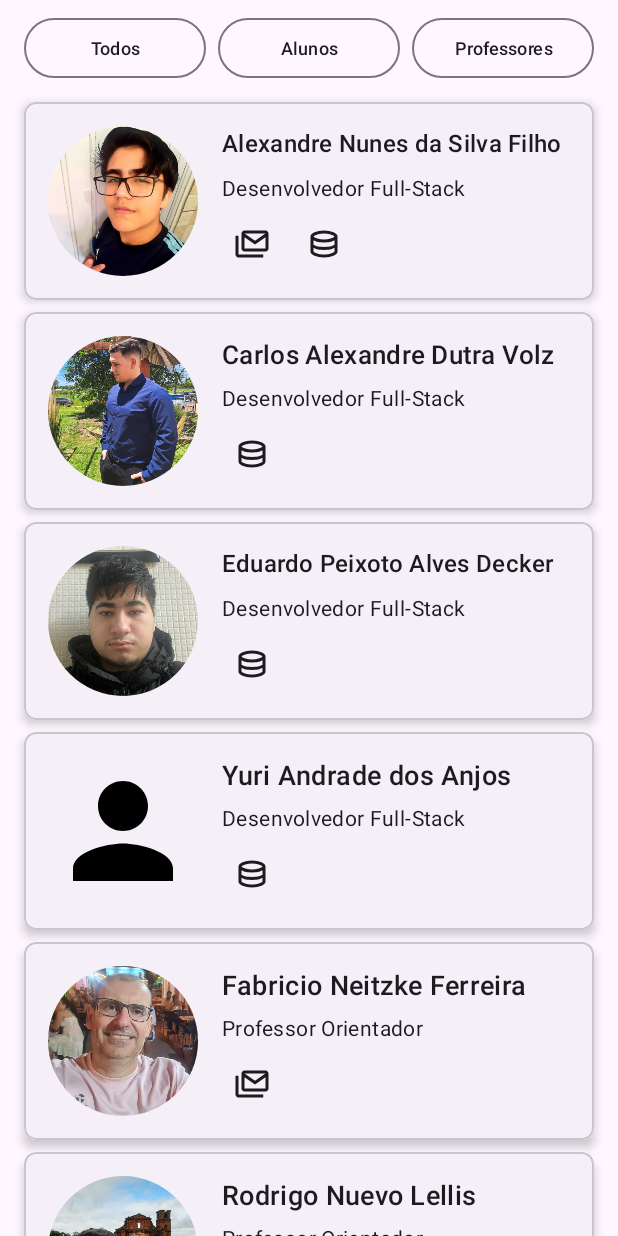
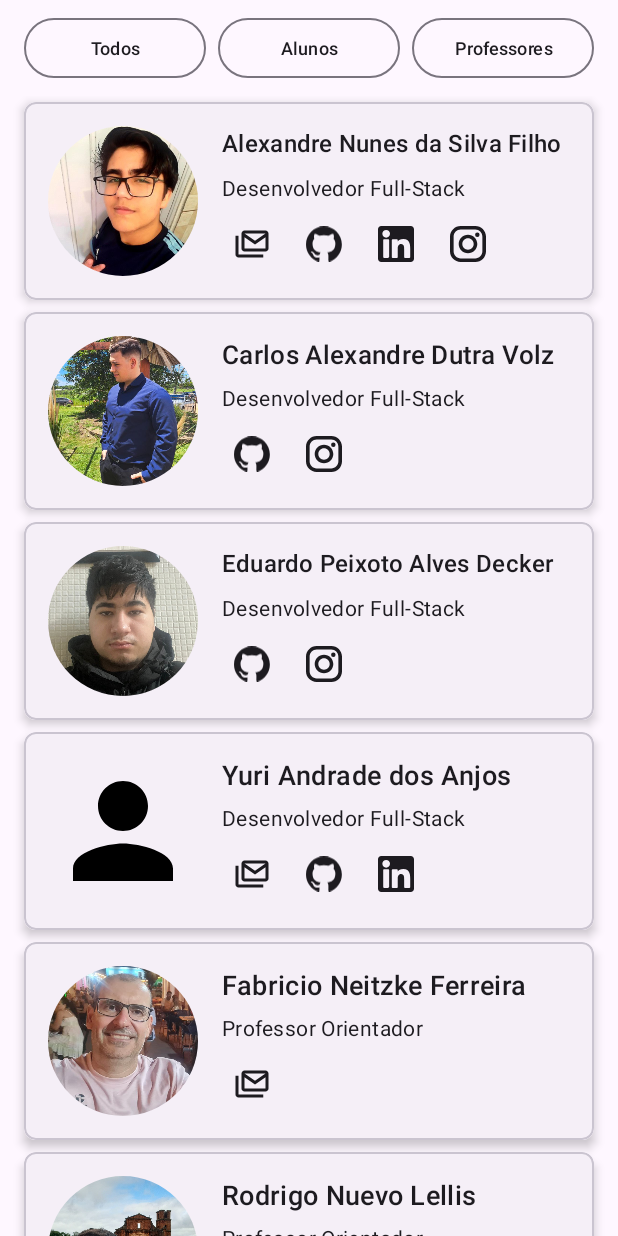
Before and after one commit to eduardodecker2006/app-tro-kotlin, an Android app: the fragment DevsTab shown on its own in the app's theme, on a phone screen of 412 x 824 dp. Run offline under Robolectric (Android 15) with nearby library versions, the phone set to English and light mode, and no system bars; our stand-ins replace CircleImageView; pictures from the network do not load; Roboto replaces fonts that are not available here.

Commit message:
feat: mais opções de contato em devs page

```diff
--- a/app/src/main/java/com/example/myapplication/DevsTab.kt
+++ b/app/src/main/java/com/example/myapplication/DevsTab.kt
@@ -81,12 +81,12 @@ class DevsTab : Fragment(), DevActionsListener {
     private fun carregarDesenvolvedoresOriginais() {
         // Seus dados Hardcoded ou carregados de outra fonte
         val devsOriginais = listOf(
-            Desenvolvedor("1", "Alexandre Nunes da Silva Filho", "ic_dev1", "Desenvolvedor Full-Stack", TipoDesenvolvedor.ALUNO, "xandyhsilvah@gmail.com", "https://github.com/ale1zin"),
-            Desenvolvedor("2", "Carlos Alexandre Dutra Volz", "ic_dev2", "Desenvolvedor Full-Stack", TipoDesenvolvedor.ALUNO, null, "https://github.com/Carlosvolz"),
-            Desenvolvedor("3", "Eduardo Peixoto Alves Decker", "ic_dev3", "Desenvolvedor Full-Stack", TipoDesenvolvedor.ALUNO, null, "https://github.com/eduardodecker2006"),
-            Desenvolvedor("4", "Yuri Andrade dos Anjos", null, "Desenvolvedor Full-Stack", TipoDesenvolvedor.ALUNO, null, "https://github.com/YuriXbr"),
-            Desenvolvedor("5", "Fabricio Neitzke Ferreira", "ic_devt1", "Professor Orientador", TipoDesenvolvedor.PROFESSOR, "fabricioferreira@ifsul.edu.br", null),
-            Desenvolvedor("6", "Rodrigo Nuevo Lellis", "ic_devt2", "Professor Orientador", TipoDesenvolvedor.PROFESSOR, "rodrigolellis@ifsul.edu.br", null)
+            Desenvolvedor("1", "Alexandre Nunes da Silva Filho", "ic_dev1", "Desenvolvedor Full-Stack", TipoDesenvolvedor.ALUNO, "xandyhsilvah@gmail.com", "https://github.com/ale1zin", "https://www.linkedin.com/in/ale1zin/", "https://www.instagram.com/ale1zin/"),
+            Desenvolvedor("2", "Carlos Alexandre Dutra Volz", "ic_dev2", "Desenvolvedor Full-Stack", TipoDesenvolvedor.ALUNO, null, "https://github.com/Carlosvolz", null, "https://www.instagram.com/carlos__volz/"),
+            Desenvolvedor("3", "Eduardo Peixoto Alves Decker", "ic_dev3", "Desenvolvedor Full-Stack", TipoDesenvolvedor.ALUNO, null, "https://github.com/eduardodecker2006", null, "https://www.instagram.com/eduardopeixotoalves/"),
+            Desenvolvedor("4", "Yuri Andrade dos Anjos", null, "Desenvolvedor Full-Stack", TipoDesenvolvedor.ALUNO, "yurixbroficial@gmail.com", "https://github.com/YuriXbr", "https://www.linkedin.com/in/yuri-andrade-dos-anjos-08a98027a/", null),
+            Desenvolvedor("5", "Fabricio Neitzke Ferreira", "ic_devt1", "Professor Orientador", TipoDesenvolvedor.PROFESSOR, "fabricioferreira@ifsul.edu.br", null, null, null),
+            Desenvolvedor("6", "Rodrigo Nuevo Lellis", "ic_devt2", "Professor Orientador", TipoDesenvolvedor.PROFESSOR, "rodrigolellis@ifsul.edu.br", null, null, "https://www.instagram.com/rodrigonuevolellis/")
         )
         // Atualiza a lista completa
         listaCompletaDevs = devsOriginais
@@ -161,4 +161,16 @@ class DevsTab : Fragment(), DevActionsListener {
         val intent = Intent(Intent.ACTION_VIEW, Uri.parse(githubUrl))
         startActivity(intent)
     }
+
+    override fun onLinkedinClick(linkedinUrl: String) {
+        Log.d("DevsTab", "LinkedIn click: $linkedinUrl")
+        val intent = Intent(Intent.ACTION_VIEW, Uri.parse(linkedinUrl))
+        startActivity(intent)
+    }
+
+    override fun onInstagramClick(instagramUrl: String) {
+        Log.d("DevsTab", "Instagram click: $instagramUrl")
+        val intent = Intent(Intent.ACTION_VIEW, Uri.parse(instagramUrl))
+        startActivity(intent)
+    }
 }
--- a/app/src/main/java/com/example/myapplication/adapters/DevsAdapter.kt
+++ b/app/src/main/java/com/example/myapplication/adapters/DevsAdapter.kt
@@ -17,6 +17,8 @@ import com.example.myapplication.models.Desenvolvedor
 interface DevActionsListener {
     fun onEmailClick(email: String)
     fun onGithubClick(githubUrl: String)
+    fun onLinkedinClick(linkedinUrl: String)
+    fun onInstagramClick(instagramUrl: String)
 }
 
 class DesenvolvedorAdapter(
@@ -52,6 +54,8 @@ class DesenvolvedorAdapter(
         private val tvFuncao: TextView = itemView.findViewById(R.id.tv_desenvolvedor_funcao)
         private val btnEmail: ImageButton = itemView.findViewById(R.id.btn_desenvolvedor_email)
         private val btnGithub: ImageButton = itemView.findViewById(R.id.btn_desenvolvedor_github)
+        private val btnLinkedin: ImageButton = itemView.findViewById(R.id.btn_desenvolvedor_linkedin)
+        private val btnInstagram: ImageButton = itemView.findViewById(R.id.btn_desenvolvedor_instagram)
 
         fun bind(desenvolvedor: Desenvolvedor, listener: DevActionsListener?) {
             // LOG
@@ -107,7 +111,9 @@ class DesenvolvedorAdapter(
                 imgFoto.setImageResource(placeholderDrawable)
             }
 
-            // Configuração dos botões de email e github
+            // Configuração dos botões
+
+            // Botão do Email
             if (desenvolvedor.email != null && desenvolvedor.email.isNotBlank()) {
                 btnEmail.visibility = View.VISIBLE
                 btnEmail.setOnClickListener {
@@ -118,12 +124,29 @@ class DesenvolvedorAdapter(
                 btnEmail.visibility = View.GONE
             }
 
+            // Botão do GitHub
             if (desenvolvedor.githubUrl != null) {
                 btnGithub.visibility = View.VISIBLE
                 btnGithub.setOnClickListener { listener?.onGithubClick(desenvolvedor.githubUrl) }
             } else {
                 btnGithub.visibility = View.GONE
             }
+
+            // Botão do LinkedIn
+            if (desenvolvedor.linkedinUrl != null) {
+                btnLinkedin.visibility = View.VISIBLE
+                btnLinkedin.setOnClickListener { listener?.onLinkedinClick(desenvolvedor.linkedinUrl) }
+            } else {
+                btnLinkedin.visibility = View.GONE
+            }
+
+            // Botão do Instagram
+            if (desenvolvedor.instagramUrl != null) {
+                btnInstagram.visibility = View.VISIBLE
+                btnInstagram.setOnClickListener { listener?.onInstagramClick(desenvolvedor.instagramUrl) }
+            } else {
+                btnInstagram.visibility = View.GONE
+            }
         }
     }
 }
--- a/app/src/main/java/com/example/myapplication/models/Devs.kt
+++ b/app/src/main/java/com/example/myapplication/models/Devs.kt
@@ -7,8 +7,10 @@ data class Desenvolvedor(
     val funcao: String,
     val tipo: TipoDesenvolvedor, // Para filtrar entre Aluno e Professor
     val email: String?,
-    val githubUrl: String?
-    // Adicione mais campos se necessário (LinkedIn, etc.)
+    val githubUrl: String?,
+    val linkedinUrl: String?,
+    val instagramUrl: String?,
+    // Adicione mais campos se necessário (Site, etc.)
 )
 
 enum class TipoDesenvolvedor {
--- /dev/null
+++ b/app/src/main/res/drawable-night/ic_github.xml
@@ -0,0 +1,5 @@
+<?xml version="1.0" encoding="utf-8"?>
+<!-- Este seletor aponta para o ícone branco (modo escuro) -->
+<selector xmlns:android="http://schemas.android.com/apk/res/android">
+    <item android:drawable="@drawable/ic_github_white" />
+</selector>
--- a/app/src/main/res/drawable/ic_github.xml
+++ b/app/src/main/res/drawable/ic_github.xml
@@ -1,5 +1,5 @@
-<vector xmlns:android="http://schemas.android.com/apk/res/android" android:height="24dp" android:tint="#000000" android:viewportHeight="960" android:viewportWidth="960" android:width="24dp">
-
-    <path android:fillColor="@android:color/white" android:pathData="M480,840Q329,840 224.5,793.5Q120,747 120,680L120,280Q120,214 225.5,167Q331,120 480,120Q629,120 734.5,167Q840,214 840,280L840,680Q840,747 735.5,793.5Q631,840 480,840ZM480,361Q569,361 659,335.5Q749,310 760,281Q749,252 659.5,226Q570,200 480,200Q389,200 301.5,225.5Q214,251 200,281Q214,311 301.5,336Q389,361 480,361ZM480,560Q522,560 561,556Q600,552 635.5,544.5Q671,537 702.5,526Q734,515 760,501L760,381Q734,395 702.5,406Q671,417 635.5,424.5Q600,432 561,436Q522,440 480,440Q438,440 398,436Q358,432 322.5,424.5Q287,417 256,406Q225,395 200,381L200,501Q225,515 256,526Q287,537 322.5,544.5Q358,552 398,556Q438,560 480,560ZM480,760Q526,760 573.5,753Q621,746 661,734.5Q701,723 728,708.5Q755,694 760,679L760,581Q734,595 702.5,606Q671,617 635.5,624.5Q600,632 561,636Q522,640 480,640Q438,640 398,636Q358,632 322.5,624.5Q287,617 256,606Q225,595 200,581L200,680Q205,695 231.5,709Q258,723 298,734.5Q338,746 386,753Q434,760 480,760Z"/>
-
-</vector>
+<?xml version="1.0" encoding="utf-8"?>
+<!-- Este seletor aponta para o ícone preto (padrão/modo claro) -->
+<selector xmlns:android="http://schemas.android.com/apk/res/android">
+    <item android:drawable="@drawable/ic_github_black" />
+</selector>
--- /dev/null
+++ b/app/src/main/res/drawable/ic_github_black.xml
@@ -0,0 +1,10 @@
+<vector xmlns:android="http://schemas.android.com/apk/res/android"
+    android:width="98dp"
+    android:height="96dp"
+    android:viewportWidth="98"
+    android:viewportHeight="96">
+  <path
+      android:pathData="M48.854,0C21.839,0 0,22 0,49.217c0,21.756 13.993,40.172 33.405,46.69 2.427,0.49 3.316,-1.059 3.316,-2.362 0,-1.141 -0.08,-5.052 -0.08,-9.127 -13.59,2.934 -16.42,-5.867 -16.42,-5.867 -2.184,-5.704 -5.42,-7.17 -5.42,-7.17 -4.448,-3.015 0.324,-3.015 0.324,-3.015 4.934,0.326 7.523,5.052 7.523,5.052 4.367,7.496 11.404,5.378 14.235,4.074 0.404,-3.178 1.699,-5.378 3.074,-6.6 -10.839,-1.141 -22.243,-5.378 -22.243,-24.283 0,-5.378 1.94,-9.778 5.014,-13.2 -0.485,-1.222 -2.184,-6.275 0.486,-13.038 0,0 4.125,-1.304 13.426,5.052a46.97,46.97 0,0 1,12.214 -1.63c4.125,0 8.33,0.571 12.213,1.63 9.302,-6.356 13.427,-5.052 13.427,-5.052 2.67,6.763 0.97,11.816 0.485,13.038 3.155,3.422 5.015,7.822 5.015,13.2 0,18.905 -11.404,23.06 -22.324,24.283 1.78,1.548 3.316,4.481 3.316,9.126 0,6.6 -0.08,11.897 -0.08,13.526 0,1.304 0.89,2.853 3.316,2.364 19.412,-6.52 33.405,-24.935 33.405,-46.691C97.707,22 75.788,0 48.854,0z"
+      android:fillColor="#24292f"
+      android:fillType="evenOdd"/>
+</vector>
--- /dev/null
+++ b/app/src/main/res/drawable/ic_github_white.xml
@@ -0,0 +1,10 @@
+<vector xmlns:android="http://schemas.android.com/apk/res/android"
+    android:width="98dp"
+    android:height="96dp"
+    android:viewportWidth="98"
+    android:viewportHeight="96">
+  <path
+      android:pathData="M48.854,0C21.839,0 0,22 0,49.217c0,21.756 13.993,40.172 33.405,46.69 2.427,0.49 3.316,-1.059 3.316,-2.362 0,-1.141 -0.08,-5.052 -0.08,-9.127 -13.59,2.934 -16.42,-5.867 -16.42,-5.867 -2.184,-5.704 -5.42,-7.17 -5.42,-7.17 -4.448,-3.015 0.324,-3.015 0.324,-3.015 4.934,0.326 7.523,5.052 7.523,5.052 4.367,7.496 11.404,5.378 14.235,4.074 0.404,-3.178 1.699,-5.378 3.074,-6.6 -10.839,-1.141 -22.243,-5.378 -22.243,-24.283 0,-5.378 1.94,-9.778 5.014,-13.2 -0.485,-1.222 -2.184,-6.275 0.486,-13.038 0,0 4.125,-1.304 13.426,5.052a46.97,46.97 0,0 1,12.214 -1.63c4.125,0 8.33,0.571 12.213,1.63 9.302,-6.356 13.427,-5.052 13.427,-5.052 2.67,6.763 0.97,11.816 0.485,13.038 3.155,3.422 5.015,7.822 5.015,13.2 0,18.905 -11.404,23.06 -22.324,24.283 1.78,1.548 3.316,4.481 3.316,9.126 0,6.6 -0.08,11.897 -0.08,13.526 0,1.304 0.89,2.853 3.316,2.364 19.412,-6.52 33.405,-24.935 33.405,-46.691C97.707,22 75.788,0 48.854,0z"
+      android:fillColor="#fff"
+      android:fillType="evenOdd"/>
+</vector>
--- /dev/null
+++ b/app/src/main/res/drawable/ic_instagram.xml
@@ -0,0 +1,55 @@
+<vector xmlns:android="http://schemas.android.com/apk/res/android"
+    xmlns:aapt="http://schemas.android.com/aapt"
+    android:width="800dp"
+    android:height="800dp"
+    android:viewportWidth="551.03"
+    android:viewportHeight="551.03">
+  <path
+      android:pathData="M386.88,0H164.16C73.64,0 0,73.64 0,164.16v222.72c0,90.52 73.64,164.16 164.16,164.16h222.72c90.52,0 164.16,-73.64 164.16,-164.16V164.16C551.03,73.64 477.39,0 386.88,0zM495.6,386.88c0,60.04 -48.68,108.72 -108.72,108.72H164.16c-60.04,0 -108.72,-48.68 -108.72,-108.72V164.16c0,-60.05 48.68,-108.72 108.72,-108.72h222.72c60.04,0 108.72,48.68 108.72,108.72L495.6,386.88L495.6,386.88z">
+    <aapt:attr name="android:fillColor">
+      <gradient
+          android:startX="275.52"
+          android:startY="549.43"
+          android:endX="275.52"
+          android:endY="4.28"
+          android:type="linear">
+        <item android:offset="0" android:color="#FFE09B3D"/>
+        <item android:offset="0.3" android:color="#FFC74C4D"/>
+        <item android:offset="0.6" android:color="#FFC21975"/>
+        <item android:offset="1" android:color="#FF7024C4"/>
+      </gradient>
+    </aapt:attr>
+  </path>
+  <path
+      android:pathData="M275.52,133C196.93,133 133,196.93 133,275.52s63.93,142.52 142.52,142.52S418.03,354.1 418.03,275.52S354.1,133 275.52,133zM275.52,362.6c-48.1,0 -87.08,-38.99 -87.08,-87.08s38.99,-87.08 87.08,-87.08c48.1,0 87.08,38.99 87.08,87.08C362.6,323.61 323.61,362.6 275.52,362.6z">
+    <aapt:attr name="android:fillColor">
+      <gradient
+          android:startX="275.52"
+          android:startY="549.43"
+          android:endX="275.52"
+          android:endY="4.28"
+          android:type="linear">
+        <item android:offset="0" android:color="#FFE09B3D"/>
+        <item android:offset="0.3" android:color="#FFC74C4D"/>
+        <item android:offset="0.6" android:color="#FFC21975"/>
+        <item android:offset="1" android:color="#FF7024C4"/>
+      </gradient>
+    </aapt:attr>
+  </path>
+  <path
+      android:pathData="M418.31,134.07m-34.15,0a34.15,34.15 0,1 1,68.3 0a34.15,34.15 0,1 1,-68.3 0">
+    <aapt:attr name="android:fillColor">
+      <gradient
+          android:startX="418.31"
+          android:startY="549.43"
+          android:endX="418.31"
+          android:endY="4.28"
+          android:type="linear">
+        <item android:offset="0" android:color="#FFE09B3D"/>
+        <item android:offset="0.3" android:color="#FFC74C4D"/>
+        <item android:offset="0.6" android:color="#FFC21975"/>
+        <item android:offset="1" android:color="#FF7024C4"/>
+      </gradient>
+    </aapt:attr>
+  </path>
+</vector>
--- /dev/null
+++ b/app/src/main/res/drawable/ic_linkedin.xml
@@ -0,0 +1,9 @@
+<vector xmlns:android="http://schemas.android.com/apk/res/android"
+    android:width="800dp"
+    android:height="800dp"
+    android:viewportWidth="382"
+    android:viewportHeight="382">
+  <path
+      android:pathData="M347.45,0H34.56C15.47,0 0,15.47 0,34.56v312.89C0,366.53 15.47,382 34.56,382h312.89C366.53,382 382,366.53 382,347.44V34.56C382,15.47 366.53,0 347.45,0zM118.21,329.84c0,5.55 -4.5,10.06 -10.06,10.06H65.35c-5.55,0 -10.06,-4.5 -10.06,-10.06V150.4c0,-5.55 4.5,-10.06 10.06,-10.06h42.81c5.55,0 10.06,4.5 10.06,10.06V329.84zM86.75,123.43c-22.46,0 -40.67,-18.21 -40.67,-40.67S64.29,42.1 86.75,42.1s40.67,18.21 40.67,40.67S109.21,123.43 86.75,123.43zM341.91,330.65c0,5.11 -4.14,9.25 -9.25,9.25H286.73c-5.11,0 -9.25,-4.14 -9.25,-9.25v-84.17c0,-12.56 3.68,-55.02 -32.81,-55.02c-28.31,0 -34.05,29.07 -35.2,42.11v97.08c0,5.11 -4.14,9.25 -9.25,9.25h-44.43c-5.11,0 -9.25,-4.14 -9.25,-9.25V149.59c0,-5.11 4.14,-9.25 9.25,-9.25h44.43c5.11,0 9.25,4.14 9.25,9.25v15.65c10.5,-15.75 26.1,-27.91 59.31,-27.91c73.55,0 73.13,68.72 73.13,106.47L341.91,330.65L341.91,330.65z"
+      android:fillColor="#0077B7"/>
+</vector>
--- a/app/src/main/res/layout/item_devs.xml
+++ b/app/src/main/res/layout/item_devs.xml
@@ -36,7 +36,7 @@
             android:layout_weight="1"
             android:orientation="vertical">
 
-            <!-- Nome do Desenvolvedor + Autosizing dos nomes -->
+            <!-- Nome do Desenvolvedor -->
             <TextView
                 android:id="@+id/tv_desenvolvedor_nome"
                 android:layout_width="match_parent"
@@ -51,20 +51,13 @@
                 tools:text="Nome Muito Grande do Desenvolvedor para Teste e Ver o Autosize em Ação" />
 
             <!-- Função do Desenvolvedor -->
-            <LinearLayout
+            <TextView
+                android:id="@+id/tv_desenvolvedor_funcao"
                 android:layout_width="wrap_content"
                 android:layout_height="wrap_content"
                 android:layout_marginTop="4dp"
-                android:gravity="center_vertical"
-                android:orientation="horizontal">
-
-                <TextView
-                    android:id="@+id/tv_desenvolvedor_funcao"
-                    android:layout_width="wrap_content"
-                    android:layout_height="wrap_content"
-                    android:textAppearance="?attr/textAppearanceBody2"
-                    tools:text="Função (ex: Desenvolvedor Full-Stack)" />
-            </LinearLayout>
+                android:textAppearance="?attr/textAppearanceBody2"
+                tools:text="Função (ex: Desenvolvedor Full-Stack)" />
 
             <!-- Links de Contato -->
             <LinearLayout
@@ -73,6 +66,7 @@
                 android:layout_marginTop="8dp"
                 android:orientation="horizontal">
 
+                <!-- Botão de Email -->
                 <ImageButton
                     android:id="@+id/btn_desenvolvedor_email"
                     style="?android:attr/borderlessButtonStyle"
@@ -85,16 +79,44 @@
                     android:src="@drawable/ic_email"
                     app:tint="?android:attr/textColorPrimary" />
 
+                <!-- Botão do GitHub -->
                 <ImageButton
                     android:id="@+id/btn_desenvolvedor_github"
                     style="?android:attr/borderlessButtonStyle"
                     android:layout_width="40dp"
                     android:layout_height="40dp"
+                    android:layout_marginEnd="8dp"
                     android:contentDescription="@string/github_do_desenvolvedor"
                     android:padding="8dp"
                     android:scaleType="fitCenter"
                     android:src="@drawable/ic_github"
                     app:tint="?android:attr/textColorPrimary" />
+
+                <!-- Botão do Linkedin -->
+                <ImageButton
+                    android:id="@+id/btn_desenvolvedor_linkedin"
+                    style="?android:attr/borderlessButtonStyle"
+                    android:layout_width="40dp"
+                    android:layout_height="40dp"
+                    android:layout_marginEnd="8dp"
+                    android:contentDescription="@string/linkedin_do_desenvolvedor"
+                    android:padding="8dp"
+                    android:scaleType="fitCenter"
+                    android:src="@drawable/ic_linkedin"
+                    app:tint="?android:attr/textColorPrimary" />
+
+                <!-- Botão do Instagram -->
+                <ImageButton
+                    android:id="@+id/btn_desenvolvedor_instagram"
+                    style="?android:attr/borderlessButtonStyle"
+                    android:layout_width="40dp"
+                    android:layout_height="40dp"
+                    android:contentDescription="@string/instagram_do_desenvolvedor"
+                    android:padding="8dp"
+                    android:scaleType="fitCenter"
+                    android:src="@drawable/ic_instagram"
+                    app:tint="?android:attr/textColorPrimary" />
+
             </LinearLayout>
         </LinearLayout>
     </LinearLayout>
--- a/app/src/main/res/values/strings.xml
+++ b/app/src/main/res/values/strings.xml
@@ -3,6 +3,8 @@
     <string name="foto_do_desenvolvedor">Foto do desenvolvedor</string>
     <string name="email_do_desenvolvedor">Email do desenvolvedor</string>
     <string name="github_do_desenvolvedor">Perfil GitHub do desenvolvedor</string>
+    <string name="linkedin_do_desenvolvedor">Linkedin do desenvolvedor</string>
+    <string name="instagram_do_desenvolvedor">Instagram GitHub do desenvolvedor</string>
     <string name="expand">Expandir</string>
     <string name="collapse">Recolher</string>
 </resources>
```
